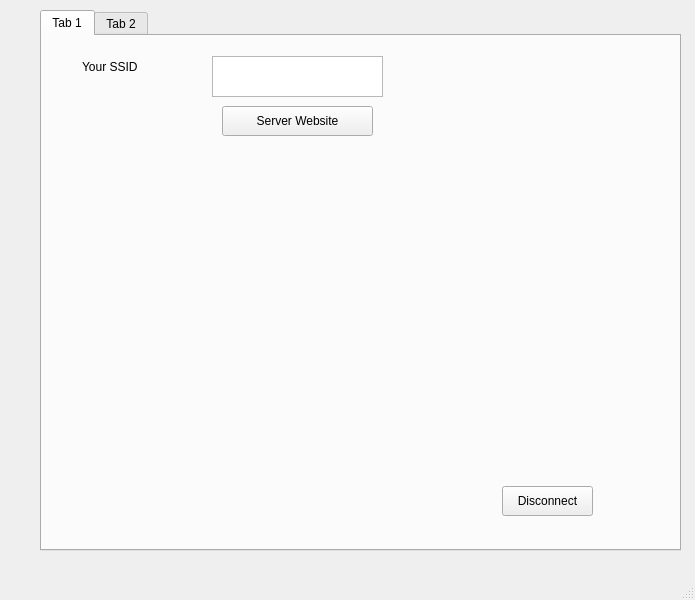
First picture: the form in GUI/FOTA_ver1/fota.ui, repository GP-4M-New-Capital-Intake3-Project2/GUI, before the edit.
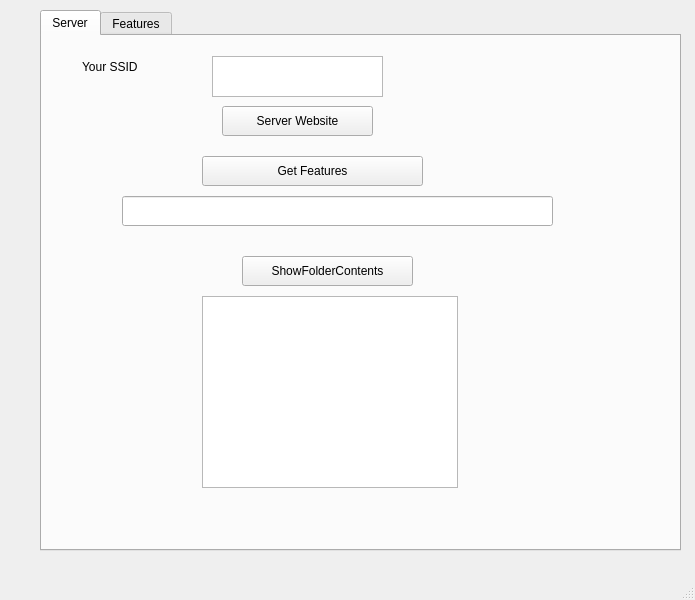
Second picture: the form after the edit. The open tabs and pages were chosen to show the change.

```diff
--- a/GUI/FOTA_ver1/fota.ui
+++ b/GUI/FOTA_ver1/fota.ui
@@ -28,7 +28,7 @@
     </property>
     <widget class="QWidget" name="tab">
      <attribute name="title">
-      <string>Tab 1</string>
+      <string>Server</string>
      </attribute>
      <widget class="QPushButton" name="Server_pushButton">
       <property name="geometry">
@@ -46,14 +46,14 @@
      <widget class="QPushButton" name="pushButton_2">
       <property name="geometry">
        <rect>
-        <x>460</x>
-        <y>450</y>
-        <width>91</width>
+        <x>160</x>
+        <y>120</y>
+        <width>221</width>
         <height>30</height>
        </rect>
       </property>
       <property name="text">
-       <string>Disconnect</string>
+       <string>Get Features</string>
       </property>
      </widget>
      <widget class="QLabel" name="ShowSSID_label">
@@ -79,10 +79,43 @@
        </rect>
       </property>
      </widget>
+     <widget class="QLineEdit" name="Path_lineEdit">
+      <property name="geometry">
+       <rect>
+        <x>80</x>
+        <y>160</y>
+        <width>431</width>
+        <height>30</height>
+       </rect>
+      </property>
+     </widget>
+     <widget class="QListWidget" name="listWidget">
+      <property name="geometry">
+       <rect>
+        <x>160</x>
+        <y>260</y>
+        <width>256</width>
+        <height>192</height>
+       </rect>
+      </property>
+     </widget>
+     <widget class="QPushButton" name="ShowFolderContent">
+      <property name="geometry">
+       <rect>
+        <x>200</x>
+        <y>220</y>
+        <width>171</width>
+        <height>30</height>
+       </rect>
+      </property>
+      <property name="text">
+       <string>ShowFolderContents</string>
+      </property>
+     </widget>
     </widget>
     <widget class="QWidget" name="tab_2">
      <attribute name="title">
-      <string>Tab 2</string>
+      <string>Features</string>
      </attribute>
     </widget>
    </widget>
```
Left out of the diff: 31 changed lines with no effect on the pictures.
